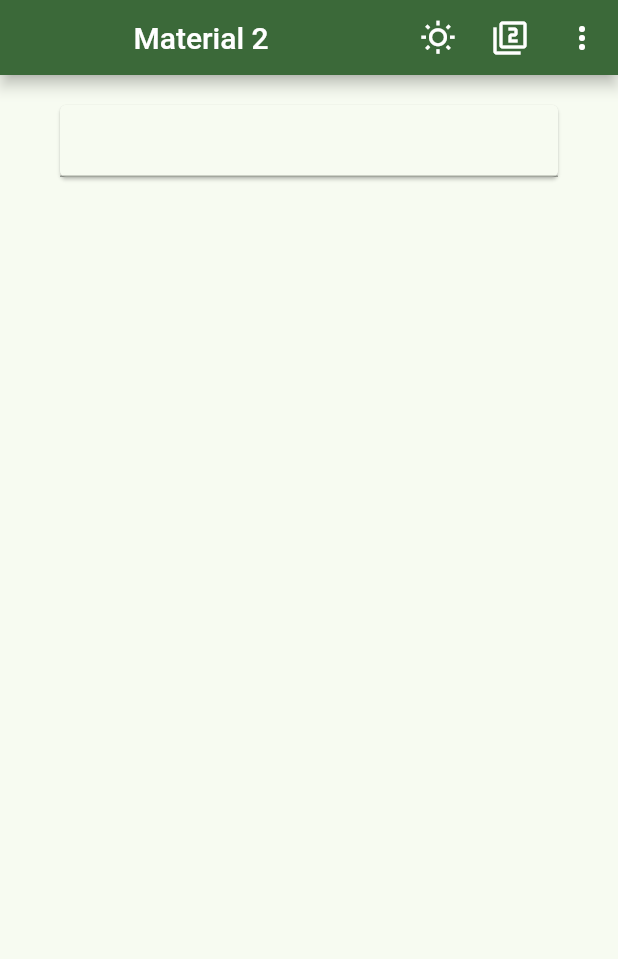
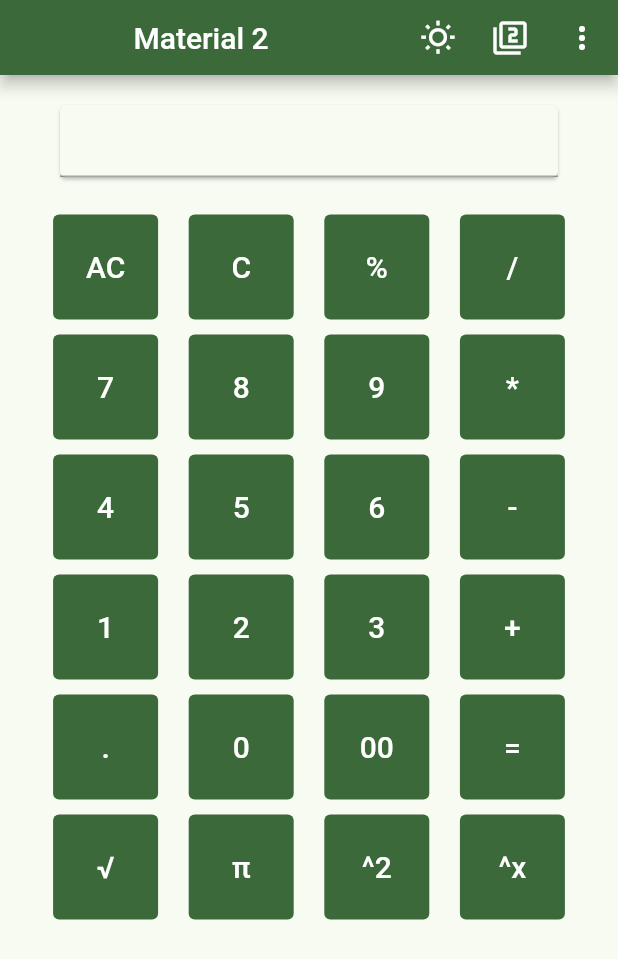
Before and after one commit to jean-franco660/AplicacionesMobiles, a Flutter app: the screen it shows after launch, on a phone screen of 412 x 824 dp. Shown: the top 959 px of the screen. Run offline on Flutter 3.47's test engine with Material 3 defaults, Android fonts, the light colour scheme and no system bars.

Commit message:
Calculadora en flutter

```diff
--- a/calc_upeux/lib/main.dart
+++ b/calc_upeux/lib/main.dart
@@ -1,3 +1,6 @@
+import 'dart:math'; // Importar para tener acceso a las funciones matemáticas
+
+import 'package:calc_upeux/comp/CalcButton.dart';
 import 'package:calc_upeux/comp/CustomAppBarX.dart';
 import 'package:calc_upeux/theme/AppTheme.dart';
 import 'package:flutter/material.dart';
@@ -5,15 +8,17 @@ import 'package:flutter/material.dart';
 void main() => runApp(CalcApp());
 
 class CalcApp extends StatefulWidget {
-  const CalcApp({super.key});
+  const CalcApp({Key? key}) : super(key: key);
+
   @override
-  CalcAppState createState() => CalcAppState();
+  _CalcAppState createState() => _CalcAppState();
 }
 
-class CalcAppState extends State<CalcApp> {
+class _CalcAppState extends State<CalcApp> {
   String valorAnt = '';
   String operador = '';
   TextEditingController _controller = new TextEditingController();
+
   void numClick(String text) {
     setState(() => _controller.text += text);
     print(_controller);
@@ -62,13 +67,64 @@ class CalcAppState extends State<CalcApp> {
           _controller.text =
               (int.parse(valorAnt) % int.parse(_controller.text)).toString();
           break;
+
+        case "=":
+          _controller.text =
+              (int.parse(valorAnt) % int.parse(_controller.text)).toString();
+          break;
       }
     });
   }
 
+  void sqrtOperacion(String text) {
+    setState(() {
+      double num = double.tryParse(_controller.text) ?? 0;
+      _controller.text = sqrt(num).toString();
+    });
+  }
+
+  void piOperacion(String text) {
+    setState(() {
+      _controller.text = pi.toString();
+    });
+  }
+
+  void pow2Operacion(String text) {
+    setState(() {
+      double num = double.tryParse(_controller.text) ?? 0;
+      _controller.text = pow(num, 2).toString();
+    });
+  }
+
+  void powOperacion(String text) {
+    setState(() {
+
+      num num1 = num.tryParse(_controller.text) ?? 0;
+
+      num num2 = num.tryParse(_controller.text) ?? 0;
+
+      _controller.text = pow(num1, num2).toString();
+    });
+  }
   @override
   Widget build(BuildContext context) {
-//Aqui codigo
+    List<List> labelList = [
+      ["AC", "C", "%", "/"],
+      ["7", "8", "9", "*"],
+      ["4", "5", "6", "-"],
+      ["1", "2", "3", "+"],
+      [".", "0", "00", "="],
+      ["√", "π", "^2", "^x"]
+    ];
+    List<List> funx = [
+      [clear, clear, opeClick, opeClick],
+      [numClick, numClick, numClick, opeClick],
+      [numClick, numClick, numClick, opeClick],
+      [numClick, numClick, numClick, opeClick],
+      [numClick, numClick, numClick, resultOperacion],
+      [sqrtOperacion, piOperacion, pow2Operacion, powOperacion]
+    ];
+
     AppTheme.colorX = Colors.blue;
     return MaterialApp(
       debugShowCheckedModeBanner: false,
@@ -76,22 +132,36 @@ class CalcAppState extends State<CalcApp> {
       themeMode: AppTheme.useLightMode ? ThemeMode.light : ThemeMode.dark,
       theme: AppTheme.themeData,
       home: Scaffold(
-        appBar: CustomAppBar(accionx: accion as Function),
+        appBar: CustomAppBar(accionx: accion),
         body: SingleChildScrollView(
           padding: EdgeInsets.all(20),
           child: Column(
             mainAxisAlignment: MainAxisAlignment.center,
             children: <Widget>[
               Card(
-                /*color:
-              Theme.of(context).colorScheme.surfaceVariant,*/
                 margin: EdgeInsets.fromLTRB(20, 0, 20, 0),
                 child: TextField(
                   textAlign: TextAlign.end,
                   controller: _controller,
                 ),
               ),
-              //aqui codigo
+              SizedBox(height: 20),
+              ...List.generate(
+                labelList.length,
+                (index) => Row(
+                  mainAxisAlignment: MainAxisAlignment.spaceEvenly,
+                  crossAxisAlignment: CrossAxisAlignment.center,
+                  children: [
+                    ...List.generate(
+                      labelList[index].length,
+                      (indexx) => CalcButton(
+                        text: labelList[index][indexx],
+                        callback: funx[index][indexx],
+                      ),
+                    ),
+                  ],
+                ),
+              )
             ],
           ),
         ),
```
